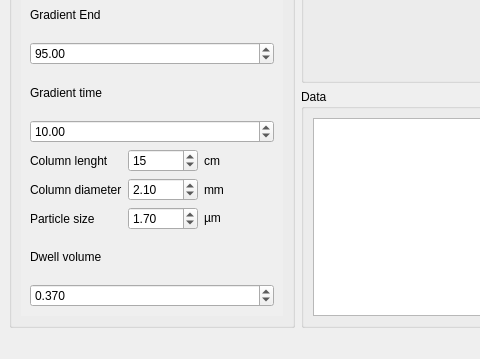
Qt form gui/mainwindow.ui (gmrandazzo/PyLSS) before a commit; both pictures show x 0 to 480 and y 361 to 720 of the 990 by 720 pixel window.
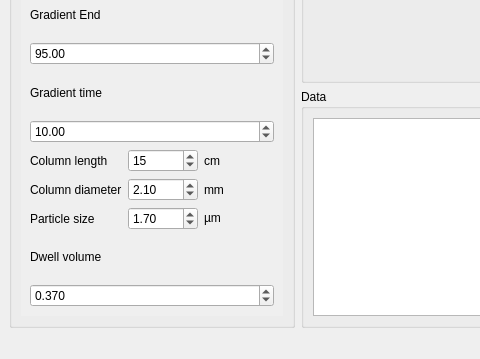
The same form after that commit. The open tabs and pages were chosen to show the change.

Commit message: Fix some interface errors

Diff of the .ui file:
```diff
--- a/gui/mainwindow.ui
+++ b/gui/mainwindow.ui
@@ -227,7 +227,7 @@
              <item row="0" column="0">
               <widget class="QLabel" name="label_4">
                <property name="text">
-                <string>Column lenght</string>
+                <string>Column length</string>
                </property>
               </widget>
              </item>
```
Left out of the diff: 6 changed lines with no effect on the pictures.
